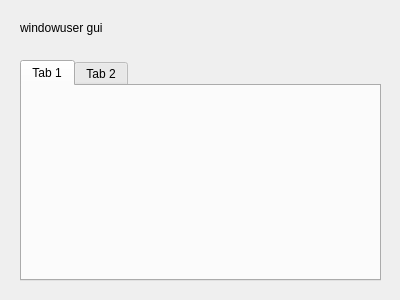
Old version of the form plugins/windowuser/windowuser.ui in the repository tmpearce/NERVE.
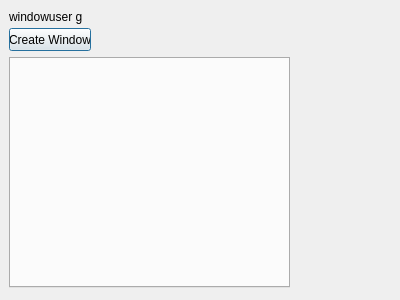
New version of the form.

Diff of the .ui file:
```diff
--- a/plugins/windowuser/windowuser.ui
+++ b/plugins/windowuser/windowuser.ui
@@ -16,9 +16,9 @@
   <widget class="QLabel" name="label">
    <property name="geometry">
     <rect>
-     <x>20</x>
-     <y>20</y>
-     <width>141</width>
+     <x>9</x>
+     <y>9</y>
+     <width>74</width>
      <height>16</height>
     </rect>
    </property>
@@ -29,22 +29,28 @@
   <widget class="QTabWidget" name="tabWidget">
    <property name="geometry">
     <rect>
-     <x>20</x>
-     <y>60</y>
-     <width>361</width>
-     <height>221</height>
+     <x>9</x>
+     <y>57</y>
+     <width>281</width>
+     <height>231</height>
     </rect>
    </property>
-   <widget class="QWidget" name="tab">
-    <attribute name="title">
-     <string>Tab 1</string>
-    </attribute>
-   </widget>
-   <widget class="QWidget" name="tab_2">
-    <attribute name="title">
-     <string>Tab 2</string>
-    </attribute>
-   </widget>
+   <property name="currentIndex">
+    <number>-1</number>
+   </property>
+  </widget>
+  <widget class="QPushButton" name="createWindow">
+   <property name="geometry">
+    <rect>
+     <x>9</x>
+     <y>28</y>
+     <width>82</width>
+     <height>23</height>
+    </rect>
+   </property>
+   <property name="text">
+    <string>Create Window</string>
+   </property>
   </widget>
  </widget>
  <resources/>
```
